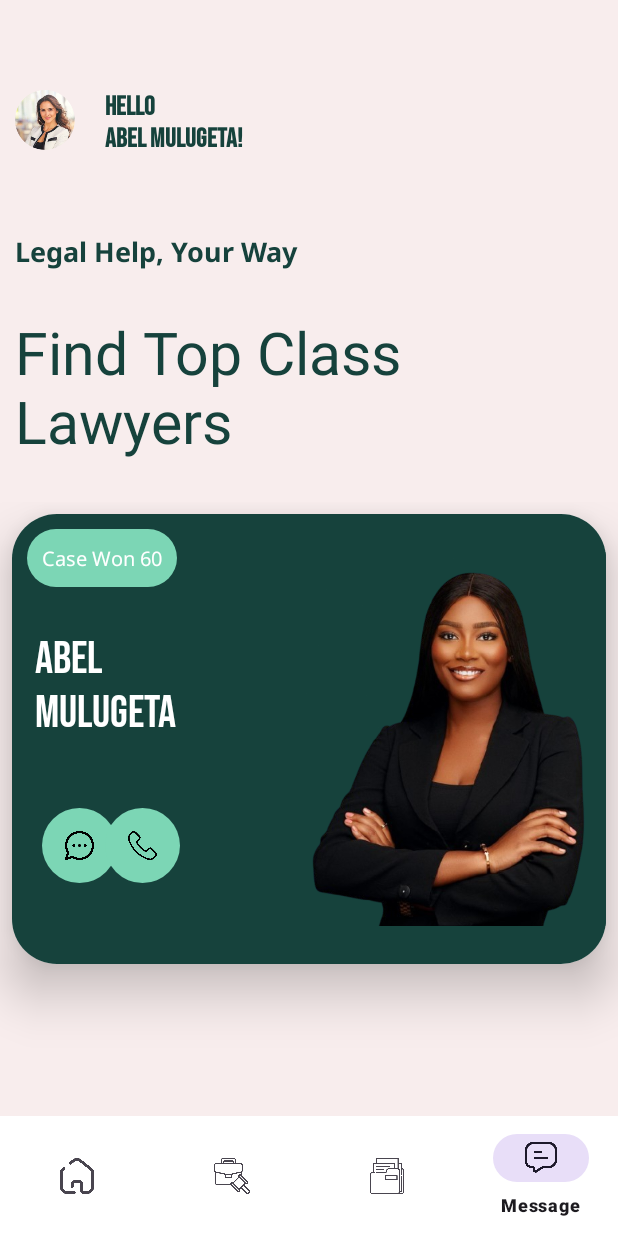
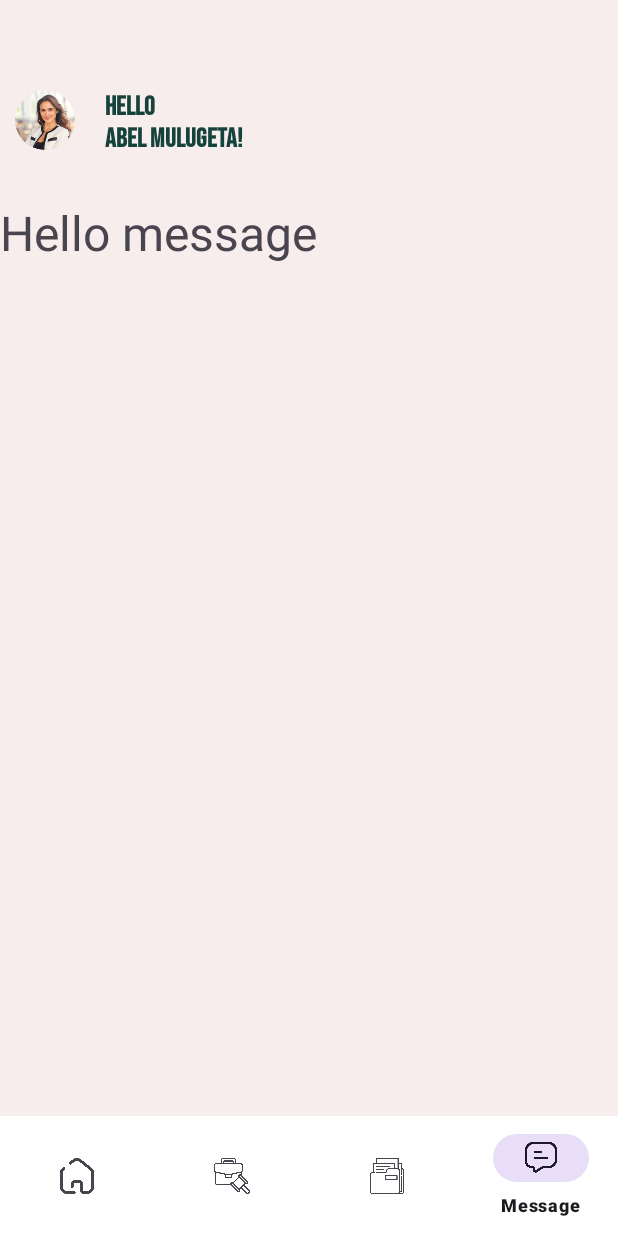
Before and after one commit to henok28/Shengo, an Android app: the screen it shows after launch (MainActivity), item 4 of the bottom bar chosen, on a phone screen of 412 x 824 dp. Run offline under Robolectric (Android 15) with nearby library versions, the phone set to English and light mode, and no system bars.

Commit message:
Navigation Switching Completed

```diff
--- /dev/null
+++ b/app/src/main/java/school/project/shengoapp0/ui/bottomnavigation/Home.java
@@ -0,0 +1,64 @@
+package school.project.shengoapp0.ui.bottomnavigation;
+
+import android.os.Bundle;
+
+import androidx.annotation.NonNull;
+import androidx.annotation.Nullable;
+import androidx.fragment.app.Fragment;
+import androidx.recyclerview.widget.LinearLayoutManager;
+import androidx.recyclerview.widget.RecyclerView;
+
+import android.view.LayoutInflater;
+import android.view.View;
+import android.view.ViewGroup;
+
+import java.util.ArrayList;
+import java.util.List;
+
+import school.project.shengoapp0.R;
+import school.project.shengoapp0.adapters.dashboaredadapter.LawyerSliderAdapter;
+import school.project.shengoapp0.model.LawyersData;
+
+public class Home extends Fragment {
+    RecyclerView recyclerView;
+    List<LawyersData> lawyersDataList= new ArrayList<>();
+
+
+
+    @Override
+    public void onCreate(Bundle savedInstanceState) {
+        super.onCreate(savedInstanceState);
+
+    }
+
+    @Override
+   public View onCreateView(LayoutInflater inflater,
+                                 ViewGroup container,
+                                 Bundle savedInstanceState) {
+        // Inflate the layout for this fragment
+        return inflater.inflate(R.layout.fragment_home, container, false);
+
+    }
+
+    @Override
+    public void onViewCreated(@NonNull View view, @Nullable Bundle savedInstanceState) {
+        super.onViewCreated(view, savedInstanceState);
+        recyclerView = view.findViewById(R.id.lawyersrecycler);
+        LawyersData l1 = new LawyersData("Abel\nMulugeta","60", R.drawable.meronaaaaa);
+        LawyersData l2 = new LawyersData("Meron\nAlemayehu","23", R.drawable.meronaaaaa);
+        LawyersData l3 = new LawyersData("Fitsum\nHailemariam","76", R.drawable.meronaaaaa);
+        LawyersData l4 = new LawyersData("Selam\nMulugeta","88", R.drawable.meronaaaaa);
+        LawyersData l5 = new LawyersData("Kebede\nAsfaw","100", R.drawable.meronaaaaa);
+        lawyersDataList.add(l1);
+        lawyersDataList.add(l2);
+        lawyersDataList.add(l3);
+        lawyersDataList.add(l4);
+        lawyersDataList.add(l5);
+        LawyerSliderAdapter adapter = new LawyerSliderAdapter(lawyersDataList);
+
+        LinearLayoutManager layoutManager = new LinearLayoutManager(getContext(), RecyclerView.HORIZONTAL, false);
+        recyclerView.setLayoutManager(layoutManager);
+
+        recyclerView.setAdapter(adapter);
+    }
+}
--- a/app/src/main/java/school/project/shengoapp0/ui/dashboared/BaseDashboared.java
+++ b/app/src/main/java/school/project/shengoapp0/ui/dashboared/BaseDashboared.java
@@ -5,23 +5,35 @@ import android.os.Bundle;
 import androidx.annotation.NonNull;
 import androidx.annotation.Nullable;
 import androidx.fragment.app.Fragment;
+import androidx.fragment.app.FragmentManager;
+import androidx.fragment.app.FragmentTransaction;
 import androidx.recyclerview.widget.LinearLayoutManager;
 import androidx.recyclerview.widget.RecyclerView;
 
 import android.view.LayoutInflater;
+import android.view.MenuItem;
 import android.view.View;
 import android.view.ViewGroup;
+
+import com.google.android.material.bottomnavigation.BottomNavigationView;
+import com.google.android.material.navigation.NavigationBarView;
 
 import java.util.ArrayList;
 import java.util.List;
 
+
 import school.project.shengoapp0.R;
 import school.project.shengoapp0.adapters.dashboaredadapter.LawyerSliderAdapter;
 import school.project.shengoapp0.model.LawyersData;
+import school.project.shengoapp0.ui.bottomnavigation.FindLawyer;
+import school.project.shengoapp0.ui.bottomnavigation.Home;
+import school.project.shengoapp0.ui.bottomnavigation.Message;
+import school.project.shengoapp0.ui.bottomnavigation.Resources;
 
 public class BaseDashboared extends Fragment {
+
     RecyclerView recyclerView;
-    List<LawyersData> lawyersDataList= new ArrayList<>();
+    List<LawyersData> lawyersDataList = new ArrayList<>();
 
 
     @Override
@@ -42,22 +54,66 @@ public class BaseDashboared extends Fragment {
     public void onViewCreated(@NonNull View view, @Nullable Bundle savedInstanceState) {
         super.onViewCreated(view, savedInstanceState);
 
-        recyclerView = view.findViewById(R.id.lawyersrecycler);
-        LawyersData l1 = new LawyersData("Abel\nMulugeta","60", R.drawable.meronaaaaa);
-        LawyersData l2 = new LawyersData("Meron\nAlemayehu","23", R.drawable.meronaaaaa);
-        LawyersData l3 = new LawyersData("Fitsum\nHailemariam","76", R.drawable.meronaaaaa);
-        LawyersData l4 = new LawyersData("Selam\nMulugeta","88", R.drawable.meronaaaaa);
-        LawyersData l5 = new LawyersData("Kebede\nAsfaw","100", R.drawable.meronaaaaa);
-        lawyersDataList.add(l1);
-        lawyersDataList.add(l2);
-        lawyersDataList.add(l3);
-        lawyersDataList.add(l4);
-        lawyersDataList.add(l5);
-        LawyerSliderAdapter adapter = new LawyerSliderAdapter(lawyersDataList);
+        //i created this so that for the first time when the base gets populated to the
+        //main the Home fragment would be displayed
+        FragmentManager fragmentManager = getChildFragmentManager();
+        FragmentTransaction fragmentTransaction = fragmentManager.beginTransaction();
+        fragmentTransaction.replace(R.id.framedashboared, new Home());
+        fragmentTransaction.commit();
 
-        LinearLayoutManager layoutManager = new LinearLayoutManager(getContext(), RecyclerView.HORIZONTAL, false);
-        recyclerView.setLayoutManager(layoutManager);
+        BottomNavigationView bottom_navigation = view.findViewById(R.id.bottom_navigation);
 
-        recyclerView.setAdapter(adapter);
+
+
+        bottom_navigation.setOnItemSelectedListener(new NavigationBarView.OnItemSelectedListener() {
+            @Override
+            public boolean onNavigationItemSelected(@NonNull MenuItem menuItem) {
+                if (menuItem.getItemId() == R.id.navigation_home) {
+                    switchFragment(new Home());
+                    return true;
+                } else if (menuItem.getItemId() == R.id.navigation_lawyer) {
+                    switchFragment(new FindLawyer());
+                    return true;
+                } else if (menuItem.getItemId() == R.id.navigation_resource) {
+                    switchFragment(new Resources()); // Replace with your actual fragment
+                    return true;
+                } else if (menuItem.getItemId() == R.id.navigation_message) {
+                    switchFragment(new Message()); // Replace with your actual fragment
+                    return true;
+                }
+                return false;
+            }
+
+        });
+
+
+//        recyclerView = view.findViewById(R.id.lawyersrecycler);
+//        LawyersData l1 = new LawyersData("Abel\nMulugeta","60", R.drawable.meronaaaaa);
+//        LawyersData l2 = new LawyersData("Meron\nAlemayehu","23", R.drawable.meronaaaaa);
+//        LawyersData l3 = new LawyersData("Fitsum\nHailemariam","76", R.drawable.meronaaaaa);
+//        LawyersData l4 = new LawyersData("Selam\nMulugeta","88", R.drawable.meronaaaaa);
+//        LawyersData l5 = new LawyersData("Kebede\nAsfaw","100", R.drawable.meronaaaaa);
+//        lawyersDataList.add(l1);
+//        lawyersDataList.add(l2);
+//        lawyersDataList.add(l3);
+//        lawyersDataList.add(l4);
+//        lawyersDataList.add(l5);
+//        LawyerSliderAdapter adapter = new LawyerSliderAdapter(lawyersDataList);
+//
+//        LinearLayoutManager layoutManager = new LinearLayoutManager(getContext(), RecyclerView.HORIZONTAL, false);
+//        recyclerView.setLayoutManager(layoutManager);
+//
+//        recyclerView.setAdapter(adapter);
     }
+
+    public void switchFragment(Fragment fragment) {
+        FragmentManager fragmentManager = getChildFragmentManager();
+        FragmentTransaction fragmentTransaction = fragmentManager.beginTransaction();
+        fragmentTransaction.replace(R.id.framedashboared, fragment);
+        fragmentTransaction.commit();
+    }
+
+
+
+
 }
--- a/app/src/main/res/layout/fragment_base_dashboared.xml
+++ b/app/src/main/res/layout/fragment_base_dashboared.xml
@@ -46,59 +46,17 @@
     </LinearLayout>
 
 
-    <LinearLayout
-        android:id="@+id/linearLayout2"
-        android:layout_width="match_parent"
-        android:layout_height="170dp"
-        android:layout_marginTop="12dp"
-        android:orientation="vertical"
-        android:padding="10dp"
-        app:layout_constraintStart_toStartOf="parent"
-        app:layout_constraintTop_toBottomOf="@+id/linearLayout">
-
-        <TextView
-            android:id="@+id/header1"
-            android:layout_width="wrap_content"
-            android:layout_height="wrap_content"
-            android:text="Legal Help, Your Way"
-            android:textColor="#16423C"
-            android:fontFamily="@font/noto_sans_bold"
-            android:textSize="18sp"
-            android:textStyle="bold" />
-
-        <TextView
-            android:layout_width="wrap_content"
-            android:layout_height="wrap_content"
-            android:layout_below="@+id/header1"
-            android:layout_marginTop="28dp"
-            android:text="Find Top Class\nLawyers"
-            android:textColor="#16423C"
-            android:textSize="39sp" />
-
-
-    </LinearLayout>
-
-    <LinearLayout
-        android:id="@+id/recyclerViewContainer"
+    <FrameLayout
+        android:id="@+id/framedashboared"
         android:layout_width="0dp"
-        android:layout_height="390dp"
-
-        android:orientation="vertical"
+        android:layout_height="0dp"
         app:layout_constraintBottom_toTopOf="@+id/linearLayout4"
         app:layout_constraintEnd_toEndOf="parent"
         app:layout_constraintStart_toStartOf="parent"
-        app:layout_constraintTop_toBottomOf="@+id/linearLayout2">
-
-        <androidx.recyclerview.widget.RecyclerView
-            android:id="@+id/lawyersrecycler"
-            android:layout_width="match_parent"
-
-            android:layout_height="match_parent"
+        app:layout_constraintTop_toBottomOf="@+id/linearLayout" />
 
 
-            />
 
-    </LinearLayout>
 
 
     <LinearLayout
--- a/app/src/main/res/layout/fragment_find_lawyer.xml
+++ b/app/src/main/res/layout/fragment_find_lawyer.xml
@@ -7,8 +7,9 @@
 
     <!-- TODO: Update blank fragment layout -->
     <TextView
+        android:textSize="32sp"
         android:layout_width="match_parent"
         android:layout_height="match_parent"
-        android:text="@string/hello_blank_fragment" />
+        android:text="Find Lawyer" />
 
 </FrameLayout>
--- a/app/src/main/res/layout/fragment_message.xml
+++ b/app/src/main/res/layout/fragment_message.xml
@@ -7,8 +7,9 @@
 
     <!-- TODO: Update blank fragment layout -->
     <TextView
+        android:textSize="32sp"
         android:layout_width="match_parent"
         android:layout_height="match_parent"
-        android:text="@string/hello_blank_fragment" />
+        android:text="Hello message" />
 
 </FrameLayout>
--- a/app/src/main/res/layout/fragment_resources.xml
+++ b/app/src/main/res/layout/fragment_resources.xml
@@ -7,8 +7,9 @@
 
     <!-- TODO: Update blank fragment layout -->
     <TextView
+        android:textSize="32sp"
         android:layout_width="match_parent"
         android:layout_height="match_parent"
-        android:text="@string/hello_blank_fragment" />
+        android:text="Hello Resources" />
 
 </FrameLayout>
--- a/app/src/main/res/menu/bottom_nav_menu.xml
+++ b/app/src/main/res/menu/bottom_nav_menu.xml
@@ -5,15 +5,15 @@
         android:icon="@drawable/home"
         android:title="Home" />
     <item
-        android:id="@+id/navigation_dashboard"
+        android:id="@+id/navigation_lawyer"
         android:icon="@drawable/findlawyer"
         android:title="Lawyer" />
     <item
-        android:id="@+id/navigation_notifications"
+        android:id="@+id/navigation_resource"
         android:icon="@drawable/resources"
         android:title="Resources" />
     <item
-        android:id="@+id/message"
+        android:id="@+id/navigation_message"
         android:icon="@drawable/message"
         android:title="Message" />
 </menu>
```
Also changed, not shown: app/src/main/java/school/project/shengoapp0/ui/bottomnavigation/FindLawyer.java (+2 -41 lines), app/src/main/res/layout/fragment_home.xml (added, +69 -0 lines).
